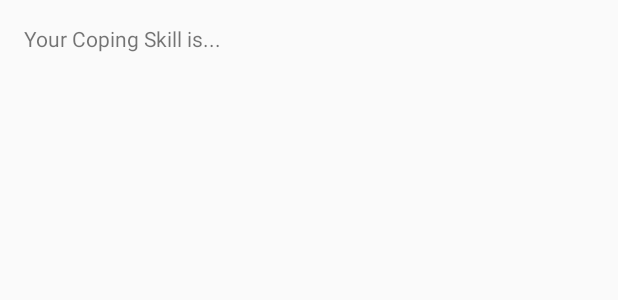
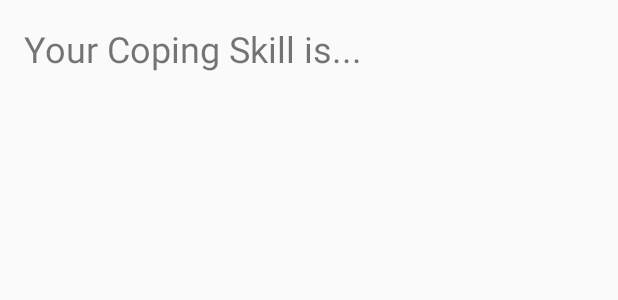
Before and after one commit to Jediknife/CopingBox2, an Android app: the layout content_main.xml on its own in the app's theme, with its tools: preview values and no code run, on a phone screen of 412 x 824 dp. Shown: the top 300 px of the screen. Run offline under Robolectric (Android 15) with nearby library versions, the phone set to English and light mode, and no system bars.

Commit message:
Changed "Your Coping Skill is..." text size to 24sp

```diff
--- a/app/src/main/res/layout/content_main.xml
+++ b/app/src/main/res/layout/content_main.xml
@@ -16,5 +16,6 @@
         android:layout_width="wrap_content"
         android:layout_height="wrap_content"
         android:text="Your Coping Skill is..."
-        android:id="@+id/yourCopingSkillTextView" />
+        android:id="@+id/yourCopingSkillTextView"
+        android:textSize="24sp" />
 </RelativeLayout>
```
